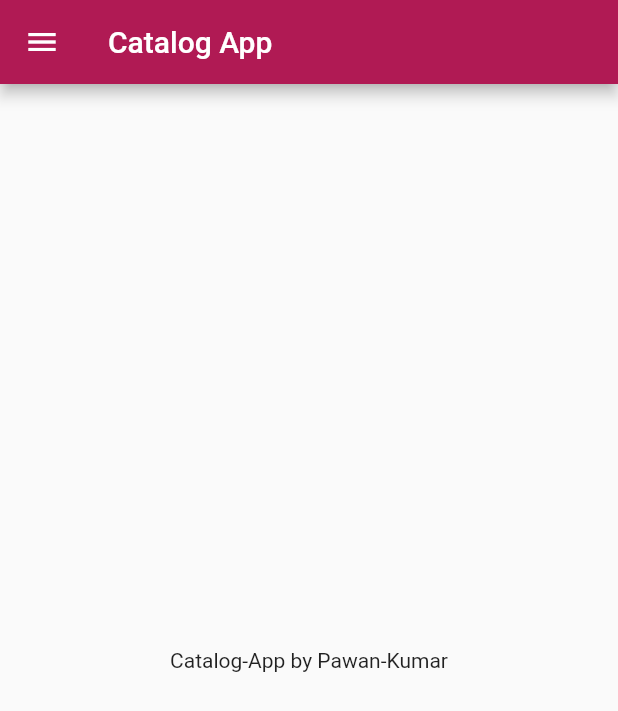
After one commit to muhammadnumanlatif/catalog-app, a Flutter app: the screen it shows after launch, on a phone screen of 412 x 824 dp. The commit adds this screen. Shown: the top 711 px of the screen. Run offline on Flutter 3.47's test engine with Material 2 defaults, Android fonts, the phone set to English and light mode, and no system bars.

Commit message:
Finished-12May2021

```diff
--- a/lib/pages/app/app.dart
+++ b/lib/pages/app/app.dart
@@ -13,19 +13,7 @@ class MyApp extends StatelessWidget {
         accentColor: CAColor.secondary,
       ),
       //*Scaffold
-      home: Scaffold(
-        appBar: AppBar(
-          title: Text('Catalog App'),
-        ),
-        //*drawer
-        drawer: Drawer(),
-        //*body
-        body: Center(
-          child: Text(
-            'Catalog-App by Pawan-Kumar',
-          ),
-        ),
-      ),
+      home: Home(),
     );
   }
 }
--- /dev/null
+++ b/lib/pages/home/home.dart
@@ -0,0 +1,25 @@
+//*utils
+import '../../utils/utils.dart';
+
+class Home extends StatelessWidget {
+  const Home({Key key}) : super(key: key);
+
+  @override
+  Widget build(BuildContext context) {
+
+    return Scaffold(
+      //*appbar
+      appBar: AppBar(
+        title: Text('Catalog App'),
+      ),
+      //*drawer
+      drawer: Drawer(),
+      //*body
+      body: Center(
+        child: Text(
+          'Catalog-App by Pawan-Kumar',
+        ),
+      ),
+    );
+  }
+}
--- a/lib/pages/pages.dart
+++ b/lib/pages/pages.dart
@@ -1 +1,5 @@
+//*app
 export 'app/app.dart';
+
+//*home
+export 'home/home.dart';
```
Also changed, not shown: 1 other file.
